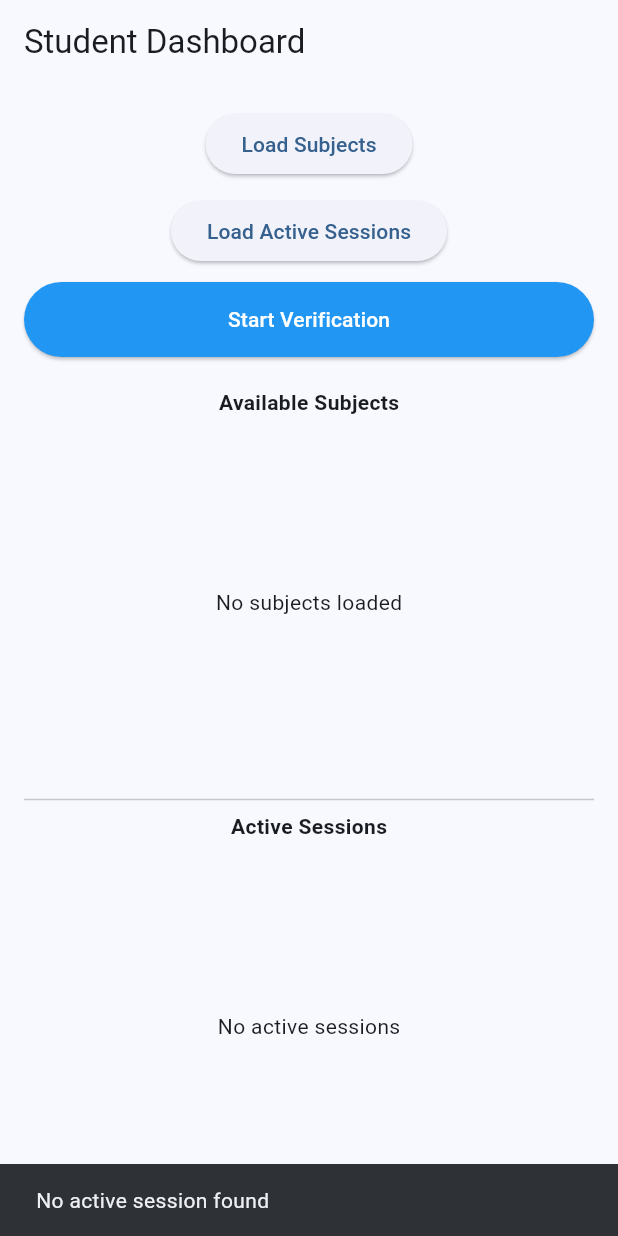
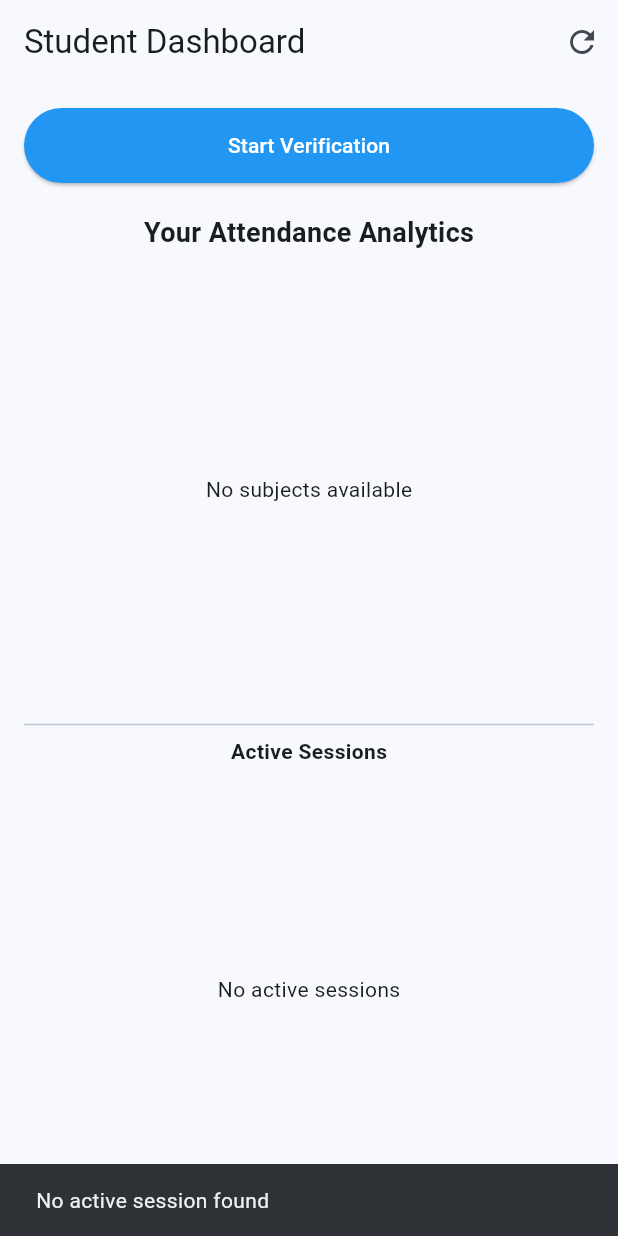
Before and after one commit to ohnogaurav/EduTrack, a Flutter app: the StudentDashboard screen opened directly, after a tap on "Start Verification", on a phone screen of 412 x 824 dp. Run offline on Flutter 3.47's test engine with Material 3 defaults, Android fonts, the phone set to English and light mode, and no system bars; our stand-ins replace camera, cloud_firestore, firebase_auth, firebase_core, geolocator; missing offline and left inert: google_mlkit_face_detection, smart_liveliness_detection; accounts and stored records are empty.

Commit message:
attendance % visible

```diff
--- a/lib/features/student/student_dashboard.dart
+++ b/lib/features/student/student_dashboard.dart
@@ -17,13 +17,51 @@ class _StudentDashboardState extends State<StudentDashboard> {
   final LocationService _locationService = LocationService();
   List<Map<String, dynamic>> _subjects = [];
   List<SessionModel> _activeSessions = [];
+  Map<String, Map<String, dynamic>> _analytics = {};
 
   bool isProcessing = false;
+
+  @override
+  void initState() {
+    super.initState();
+    _loadAllData();
+  }
 
   void _showSnackBar(String message) {
     ScaffoldMessenger.of(context).showSnackBar(
       SnackBar(content: Text(message)),
     );
+  }
+
+  Future<void> _loadAllData() async {
+    final user = FirebaseAuth.instance.currentUser;
+    if (user == null) return;
+
+    final subjects = await _firestoreService.getAllSubjects();
+    final activeSessions = await _firestoreService.getActiveSessions();
+    final attendance = await _firestoreService.getAttendanceByStudent(user.uid);
+
+    Map<String, Map<String, dynamic>> stats = {};
+    for (var subject in subjects) {
+      final subjectId = subject['id'];
+      final sessions = await _firestoreService.getSessionsBySubject(subjectId);
+
+      final totalValidSessions = sessions.length;
+      final attendedCount = attendance.where((a) => a.subjectId == subjectId).length;
+      final percentage = totalValidSessions == 0 ? 0.0 : (attendedCount / totalValidSessions) * 100;
+
+      stats[subjectId] = {
+        'attended': attendedCount,
+        'total': totalValidSessions,
+        'percentage': percentage.toStringAsFixed(1),
+      };
+    }
+
+    setState(() {
+      _subjects = subjects;
+      _activeSessions = activeSessions;
+      _analytics = stats;
+    });
   }
 
   Future<void> _startVerification() async {
@@ -34,11 +72,9 @@ class _StudentDashboardState extends State<StudentDashboard> {
     });
 
     try {
-      print("DEBUG: Fetching active sessions");
       final sessions = await _firestoreService.getActiveSessions();
 
       if (sessions.isEmpty) {
-        print("DEBUG: No active session found");
         _showSnackBar("No active session found");
         setState(() {
           isProcessing = false;
@@ -47,10 +83,8 @@ class _StudentDashboardState extends State<StudentDashboard> {
       }
 
       if (sessions.length == 1) {
-        print("DEBUG: Single session auto-selected");
         await _processSession(sessions.first);
       } else {
-        print("DEBUG: Multiple sessions found");
         setState(() {
           isProcessing = false;
         });
@@ -60,7 +94,6 @@ class _StudentDashboardState extends State<StudentDashboard> {
         }
       }
     } catch (e) {
-      print("DEBUG: Error in verification start: $e");
       _showSnackBar("Verification Error");
       setState(() {
         isProcessing = false;
@@ -82,8 +115,7 @@ class _StudentDashboardState extends State<StudentDashboard> {
             itemBuilder: (context, index) {
               final session = sessions[index];
               return ListTile(
-                title: Text("Subject: ${session.subjectId}"),
-                subtitle: Text("ID: ${session.id}"),
+                title: Text("Subject ID: ${session.subjectId}"),
                 onTap: () => Navigator.pop(context, session),
               );
             },
@@ -105,61 +137,40 @@ class _StudentDashboardState extends State<StudentDashboard> {
     });
 
     try {
-      print("DEBUG: Processing session ${session.id}");
-
-      // 1. LIVENESS
       final livenessResult = await Navigator.push(
         context,
         MaterialPageRoute(builder: (_) => const LivenessScreen()),
       );
 
-      print("DEBUG: Liveness result = $livenessResult");
-
       if (livenessResult != true) {
-        print("DEBUG: Liveness failed or not completed");
         _showSnackBar("Liveness Failed");
         return;
       }
 
-      // 2. GPS
-      print("DEBUG: Calling GPS");
       final location = await _locationService.getCurrentLocation();
-
       if (location == null) {
-        print("DEBUG: Location not available");
         _showSnackBar("Location not available");
         return;
       }
 
-      print("DEBUG: Location = ${location.latitude}, ${location.longitude}");
+      final currentUser = FirebaseAuth.instance.currentUser;
+      if (currentUser == null) return;
 
-      // 3. ATTENDANCE
-      final currentUser = FirebaseAuth.instance.currentUser;
-      if (currentUser == null) {
-        _showSnackBar("User not logged in");
-        return;
-      }
-
-      print("DEBUG: Marking attendance for session ${session.id}");
       final result = await _firestoreService.markAttendance(
         studentId: currentUser.uid,
         subjectId: session.subjectId,
         sessionId: session.id,
       );
 
-      print("DEBUG: Attendance result = $result");
-
       if (result == "SUCCESS") {
         _showSnackBar("Attendance Marked Successful");
+        _loadAllData(); // Refresh analytics
       } else if (result == "ALREADY_MARKED") {
         _showSnackBar("Already Marked");
       } else {
         _showSnackBar("Attendance Failed");
       }
 
-    } catch (e) {
-      print("DEBUG: Error processing session: $e");
-      _showSnackBar("Processing Error");
     } finally {
       if (mounted) {
         setState(() {
@@ -172,38 +183,16 @@ class _StudentDashboardState extends State<StudentDashboard> {
   @override
   Widget build(BuildContext context) {
     return Scaffold(
-      appBar: AppBar(title: const Text('Student Dashboard')),
+      appBar: AppBar(
+        title: const Text('Student Dashboard'),
+        actions: [
+          IconButton(onPressed: _loadAllData, icon: const Icon(Icons.refresh))
+        ],
+      ),
       body: Padding(
         padding: const EdgeInsets.all(16.0),
         child: Column(
           children: [
-            // 🔹 Load Subjects Button
-            ElevatedButton(
-              onPressed: () async {
-                final subjects = await _firestoreService.getAllSubjects();
-                setState(() {
-                  _subjects = subjects;
-                });
-              },
-              child: const Text('Load Subjects'),
-            ),
-
-            const SizedBox(height: 10),
-
-            // 🔹 Load Active Sessions Button
-            ElevatedButton(
-              onPressed: () async {
-                final sessions = await _firestoreService.getActiveSessions();
-                setState(() {
-                  _activeSessions = sessions;
-                });
-              },
-              child: const Text('Load Active Sessions'),
-            ),
-
-            const SizedBox(height: 10),
-
-            // 🔹 Start Verification Button (Module 9.5 Session Selection)
             ElevatedButton(
               style: ElevatedButton.styleFrom(
                 backgroundColor: Colors.blue,
@@ -212,35 +201,34 @@ class _StudentDashboardState extends State<StudentDashboard> {
               ),
               onPressed: isProcessing ? null : _startVerification,
               child: isProcessing
-                ? const SizedBox(
-                    height: 20,
-                    width: 20,
-                    child: CircularProgressIndicator(color: Colors.white, strokeWidth: 2)
-                  )
+                ? const SizedBox(height: 20, width: 20, child: CircularProgressIndicator(color: Colors.white, strokeWidth: 2))
                 : const Text('Start Verification'),
             ),
 
             const SizedBox(height: 20),
-
-            const Text("Available Subjects", style: TextStyle(fontWeight: FontWeight.bold)),
+            const Text("Your Attendance Analytics", style: TextStyle(fontSize: 18, fontWeight: FontWeight.bold)),
+            const SizedBox(height: 10),
             Expanded(
               child: _subjects.isEmpty
-                  ? const Center(child: Text('No subjects loaded'))
+                  ? const Center(child: Text('No subjects available'))
                   : ListView.builder(
                       itemCount: _subjects.length,
                       itemBuilder: (context, index) {
+                        final subject = _subjects[index];
+                        final stats = _analytics[subject['id']];
+                        final statsText = stats != null
+                            ? "${stats['attended']} / ${stats['total']} (${stats['percentage']}%)"
+                            : "Loading...";
                         return ListTile(
-                          title: Text(_subjects[index]['name'] ?? 'No Name'),
-                          subtitle: Text(
-                            'Teacher: ${_subjects[index]['teacherName'] ?? 'Unknown'}',
-                          ),
+                          title: Text(subject['name'] ?? 'No Name'),
+                          subtitle: Text('Teacher: ${subject['teacherName'] ?? 'Unknown'}'),
+                          trailing: Text(statsText, style: const TextStyle(fontWeight: FontWeight.bold, color: Colors.blue)),
                         );
                       },
                     ),
             ),
 
             const Divider(),
-
             const Text("Active Sessions", style: TextStyle(fontWeight: FontWeight.bold)),
             Expanded(
               child: _activeSessions.isEmpty
@@ -251,9 +239,7 @@ class _StudentDashboardState extends State<StudentDashboard> {
                         final session = _activeSessions[index];
                         return ListTile(
                           title: Text("Subject ID: ${session.subjectId}"),
-                          subtitle: Text(
-                            "Start: ${session.startTime} | Duration: ${session.duration} min",
-                          ),
+                          subtitle: Text("Start: ${session.startTime} | Duration: ${session.duration} min"),
                         );
                       },
                     ),
--- a/lib/services/firestore_service.dart
+++ b/lib/services/firestore_service.dart
@@ -1,5 +1,6 @@
 import 'package:cloud_firestore/cloud_firestore.dart';
 import '../models/session_model.dart';
+import '../models/attendance_model.dart';
 
 class FirestoreService {
   final FirebaseFirestore _db = FirebaseFirestore.instance;
@@ -231,4 +232,50 @@ class FirestoreService {
       return [];
     }
   }
+
+  Future<List<SessionModel>> getSessionsBySubject(String subjectId) async {
+    try {
+      QuerySnapshot snapshot = await _db
+          .collection('sessions')
+          .where('subjectId', isEqualTo: subjectId)
+          .where('isCancelled', isEqualTo: false)
+          .get();
+      return snapshot.docs.map((doc) {
+        return SessionModel.fromMap(doc.data() as Map<String, dynamic>, doc.id);
+      }).toList();
+    } catch (e) {
+      print("FIRESTORE ERROR: $e");
+      return [];
+    }
+  }
+
+  Future<List<AttendanceModel>> getAttendanceByStudent(String studentId) async {
+    try {
+      QuerySnapshot snapshot = await _db
+          .collection('attendance')
+          .where('studentId', isEqualTo: studentId)
+          .get();
+      return snapshot.docs.map((doc) {
+        return AttendanceModel.fromMap(doc.data() as Map<String, dynamic>, doc.id);
+      }).toList();
+    } catch (e) {
+      print("FIRESTORE ERROR: $e");
+      return [];
+    }
+  }
+
+  Future<List<AttendanceModel>> getAttendanceBySubject(String subjectId) async {
+    try {
+      QuerySnapshot snapshot = await _db
+          .collection('attendance')
+          .where('subjectId', isEqualTo: subjectId)
+          .get();
+      return snapshot.docs.map((doc) {
+        return AttendanceModel.fromMap(doc.data() as Map<String, dynamic>, doc.id);
+      }).toList();
+    } catch (e) {
+      print("FIRESTORE ERROR: $e");
+      return [];
+    }
+  }
 }
```
